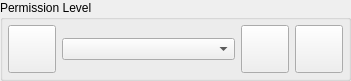
Before: the Qt Designer form GoTvApps/GoTvCommon/Forms/PermissionWidget.ui in brettrjones/gotvptop, drawn with Qt 5.
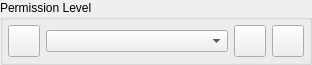
After: the same form once the commit is applied. Custom widgets are drawn as their Qt base class.

```diff
--- a/GoTvApps/GoTvCommon/Forms/PermissionWidget.ui
+++ b/GoTvApps/GoTvCommon/Forms/PermissionWidget.ui
@@ -6,8 +6,8 @@
    <rect>
     <x>0</x>
     <y>0</y>
-    <width>351</width>
-    <height>79</height>
+    <width>312</width>
+    <height>56</height>
    </rect>
   </property>
   <property name="windowTitle">
@@ -51,14 +51,14 @@
        <widget class="VxPushButton" name="m_PermissionButton">
         <property name="minimumSize">
          <size>
-          <width>48</width>
-          <height>48</height>
+          <width>32</width>
+          <height>32</height>
          </size>
         </property>
         <property name="maximumSize">
          <size>
-          <width>48</width>
-          <height>48</height>
+          <width>32</width>
+          <height>32</height>
          </size>
         </property>
         <property name="text">
@@ -79,14 +79,14 @@
        <widget class="VxPushButton" name="m_PluginInfoButton">
         <property name="minimumSize">
          <size>
-          <width>48</width>
-          <height>48</height>
+          <width>32</width>
+          <height>32</height>
          </size>
         </property>
         <property name="maximumSize">
          <size>
-          <width>48</width>
-          <height>48</height>
+          <width>32</width>
+          <height>32</height>
          </size>
         </property>
         <property name="text">
@@ -104,14 +104,14 @@
        <widget class="VxPushButton" name="m_PermissionInfoButton">
         <property name="minimumSize">
          <size>
-          <width>48</width>
-          <height>48</height>
+          <width>32</width>
+          <height>32</height>
          </size>
         </property>
         <property name="maximumSize">
          <size>
-          <width>48</width>
-          <height>48</height>
+          <width>32</width>
+          <height>32</height>
          </size>
         </property>
         <property name="text">
```
